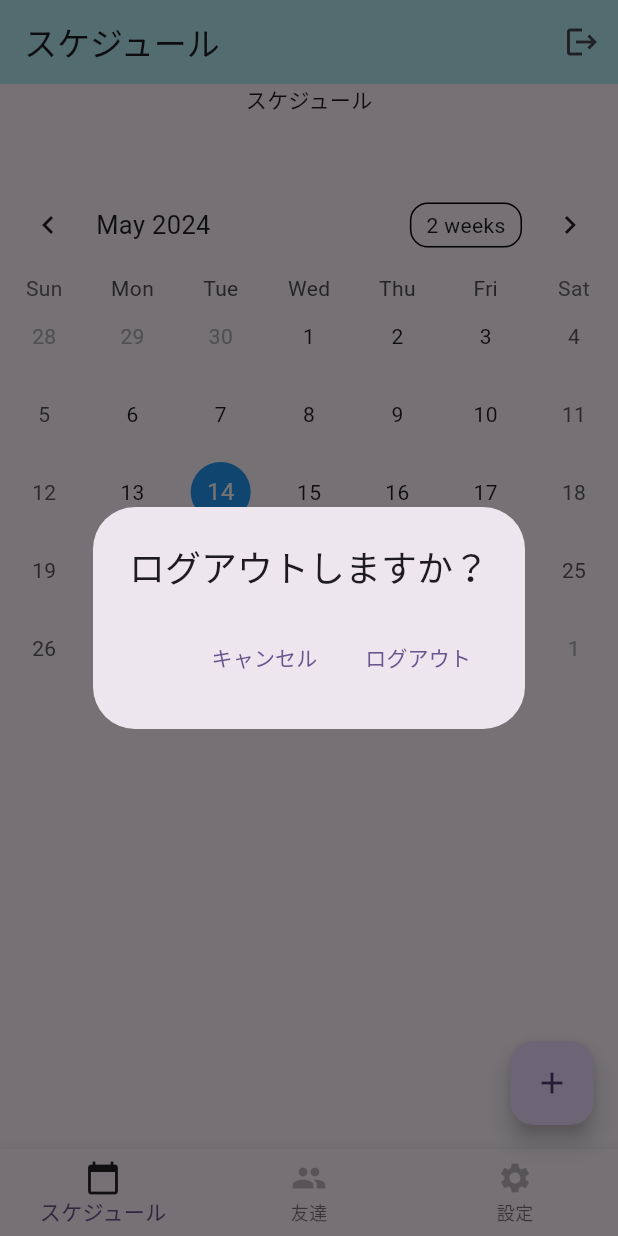
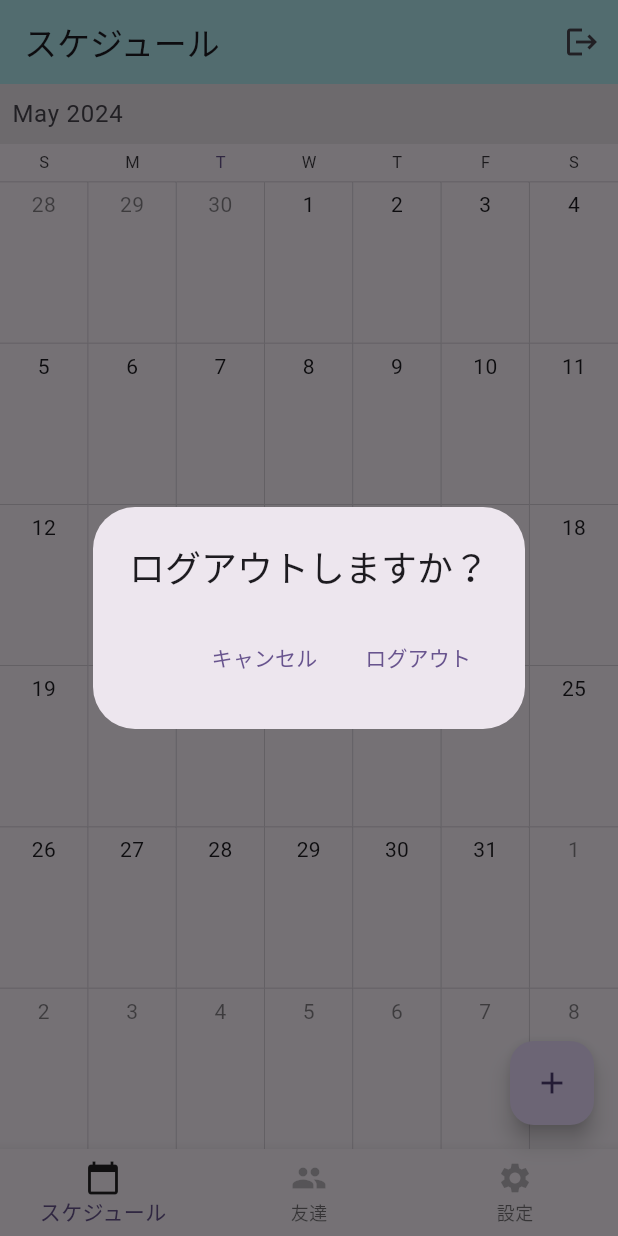
Before and after one commit to kawasaki-create/youniyou, a Flutter app: the screen it shows once a user with an empty profile is signed in, after a tap on the "logout" icon, on a phone screen of 412 x 824 dp. Run offline on Flutter 3.47's test engine with Material 3 defaults, Android fonts, the phone set to English and light mode, and no system bars; drawn by our look-alikes of syncfusion_flutter_calendar, table_calendar; our stand-ins replace cloud_firestore, firebase_auth, firebase_core, firebase_storage, flutter_hooks, google_sign_in and 6 more; missing offline and left inert: dart:ffi; accounts and stored records are empty.

Commit message:
カレンダーは一応出せた

```diff
--- a/lib/routes/home_route.dart
+++ b/lib/routes/home_route.dart
@@ -13,7 +13,7 @@ import 'package:google_sign_in/google_sign_in.dart';
 import 'package:youniyou/main.dart';
 import 'package:crypto/crypto.dart';
 import 'package:youniyou/todo.dart';
-import 'package:table_calendar/table_calendar.dart';
+import 'package:syncfusion_flutter_calendar/calendar.dart';
 import 'package:youniyou/plan.dart';
 import 'package:cloud_firestore/cloud_firestore.dart';
 
@@ -26,25 +26,20 @@ class Home extends HookConsumerWidget {
   Widget build(BuildContext context, WidgetRef ref) {
     final anonymousUser = ref.watch(anonymousUserProvider);
     final user = FirebaseAuth.instance.currentUser;
-    final selectedDate = useState(DateTime.now());
-    final calendarFormat = useState(CalendarFormat.month);
-    final todo = ref.watch(todoProvider);
-    const snackBar = SnackBar(
-      content: Text("ログアウトします"),
-    );
+    final events = useState<List<Meeting>>([]);
+    final isLoading = useState(true);
 
-    Future<void> _onDaySelected(DateTime day, DateTime focusedDay) async {
-      selectedDate.value = day;
-      final events = await FirebaseFirestore.instance.collection('todo').where('startDateTime', isLessThanOrEqualTo: day).where('endDateTime', isGreaterThanOrEqualTo: day).get();
+    useEffect(() {
+      Future.microtask(() async {
+        final loadedEvents = await _getAllEvents();
+        events.value = loadedEvents;
+        isLoading.value = false;
+      });
+      return null;
+    }, []);
 
-      if (events.docs.isNotEmpty) {
-        final event = events.docs.first;
-        final friendId = event['friendId'];
-        Navigator.push(
-          context,
-          MaterialPageRoute(builder: (context) => Plan(friendId: friendId)),
-        );
-      }
+    if (isLoading.value) {
+      return Center(child: CircularProgressIndicator());
     }
 
     return Scaffold(
@@ -87,7 +82,8 @@ class Home extends HookConsumerWidget {
                         ),
                       );
                     return Container();
-                    });
+                  },
+                );
               },
             ),
           IconButton(
@@ -108,12 +104,12 @@ class Home extends HookConsumerWidget {
                         TextButton(
                           onPressed: () async {
                             // ログアウト処理
-                            // 内部で保持しているログイン情報等が初期化される
-                            // （現時点ではログアウト時はこの処理を呼び出せばOKと、思うぐらいで大丈夫です）
                             await FirebaseAuth.instance.signOut();
 
                             // snackBarを表示し、非同期的に完了するまで待機
-                            await ScaffoldMessenger.of(context).showSnackBar(snackBar);
+                            await ScaffoldMessenger.of(context).showSnackBar(
+                              SnackBar(content: Text("ログアウトします")),
+                            );
 
                             // ログイン画面に遷移＋チャット画面を破棄
                             Navigator.of(context).pushReplacement(
@@ -131,94 +127,48 @@ class Home extends HookConsumerWidget {
           ),
         ],
       ),
-      body: SingleChildScrollView(
-        child: Column(
-          mainAxisAlignment: MainAxisAlignment.center,
-          children: [
-            Center(
-              child: Text('スケジュール'),
-            ),
-            Text(user?.uid ?? '未ログイン'),
-            Text(anonymousUser?.uid ?? ''),
-            TableCalendar(
-              firstDay: DateTime.utc(2023, 1, 1),
-              lastDay: DateTime.utc(2030, 12, 31),
-              focusedDay: selectedDate.value,
-              calendarFormat: calendarFormat.value,
-              onFormatChanged: (format) {
-                calendarFormat.value = format;
-              },
-              eventLoader: (day) {
-                return []; // ここで空のリストを返すようにします
-              },
-              onDaySelected: (selectedDay, focusedDay) {
-                selectedDate.value = selectedDay;
-                _navigateToEventDetails(selectedDay, context);
-              },
-              calendarStyle: CalendarStyle(
-                todayDecoration: BoxDecoration(
-                  color: Colors.blue,
-                  shape: BoxShape.circle,
-                ),
-                selectedDecoration: BoxDecoration(
-                  color: Colors.blue,
-                  shape: BoxShape.circle,
-                ),
-              ),
-            ),
-            // デバッグ
-            // Text('ここからデバッグのための予定追加確認'),
-            // Text(todo.toMap.toString()),
-            // ElevatedButton(
-            //   onPressed: () {
-            //     print(todo.toMap());
-            //   },
-            //   child: Text('まっぷ'),
-            // ),
-
-            /// デバッグ用ボタン群
-            // ElevatedButton(
-            //   onPressed: anonymousUser != null ? () => _linkAccount(context, ref) : null,
-            //   child: Text('アカウントリンク'),
-            // ),
-            // ElevatedButton(
-            //   onPressed: user != null ? () => _unlinkGoogleAccount(context, ref) : null,
-            //   child: Text('Googleアカウントの紐付けを解除'),
-            // ),
-            // ElevatedButton(
-            //   onPressed: () async {
-            //     await user?.delete();
-            //     Navigator.of(context).pushReplacement(
-            //       MaterialPageRoute(builder: (context) {
-            //         return LoginPage();
-            //       }),
-            //     );
-            //   },
-            //   child: Text('アカウント削除'),
-            // ),
-            // ElevatedButton(
-            //   onPressed: () {
-            //     Navigator.of(context).pushAndRemoveUntil(MaterialPageRoute(builder: (context) => MyApp()), (route) => false);
-            //   },
-            //   child: Text('最初の画面へ'),
-            // )
-          ],
+      body: SfCalendar(
+        view: CalendarView.month,
+        dataSource: MeetingDataSource(events.value),
+        monthViewSettings: MonthViewSettings(
+          appointmentDisplayMode: MonthAppointmentDisplayMode.appointment,
         ),
       ),
     );
   }
 
-  Future<void> _navigateToEventDetails(DateTime selectedDay, BuildContext context) async {
-    final events = await FirebaseFirestore.instance.collection('todo').where('startDateTime', isLessThanOrEqualTo: selectedDay).where('endDateTime', isGreaterThanOrEqualTo: selectedDay).get();
+  Future<List<Meeting>> _getAllEvents() async {
+    final snapshot = await FirebaseFirestore.instance.collection('todo').get();
+    final events = <Meeting>[];
 
-    if (events.docs.isNotEmpty) {
-      final event = events.docs.first;
-      final friendId = event['friendId'];
-      Navigator.push(
-        context,
-        MaterialPageRoute(builder: (context) => Plan(friendId: friendId)),
-      );
+    for (var doc in snapshot.docs) {
+      final data = doc.data();
+      final startDateTime = data['startDateTime'] != null ? (data['startDateTime'] as Timestamp).toDate() : null;
+      final endDateTime = data['endDateTime'] != null ? (data['endDateTime'] as Timestamp).toDate() : null;
+      final eventName = data['eventName'];
+      final friendId = data['friendId'] as String?;
+
+      if (startDateTime != null && endDateTime != null && friendId != null) {
+        final friendData = await _getFriendData(friendId);
+        events.add(Meeting(
+          eventName ?? '予定なし',
+          startDateTime,
+          endDateTime,
+          Color(friendData?['icon'] ?? 0xFF0000FF),
+          false,
+        ));
       }
+    }
+
+    return events;
+  }
+
+  Future<Map<String, dynamic>?> _getFriendData(String friendId) async {
+    final friendDoc = await FirebaseFirestore.instance.collection('friends').doc(friendId).get();
+    if (friendDoc.exists) {
+      return friendDoc.data();
+    }
+    return null;
   }
 
   String generateNonce([int length = 32]) {
@@ -388,3 +338,44 @@ class Home extends HookConsumerWidget {
     }
   }
 }
+
+class Meeting {
+  Meeting(this.eventName, this.from, this.to, this.background, this.isAllDay);
+
+  String eventName;
+  DateTime from;
+  DateTime to;
+  Color background;
+  bool isAllDay;
+}
+
+class MeetingDataSource extends CalendarDataSource {
+  MeetingDataSource(List<Meeting> source) {
+    appointments = source;
+  }
+
+  @override
+  DateTime getStartTime(int index) {
+    return appointments![index].from;
+  }
+
+  @override
+  DateTime getEndTime(int index) {
+    return appointments![index].to;
+  }
+
+  @override
+  String getSubject(int index) {
+    return appointments![index].eventName;
+  }
+
+  @override
+  Color getColor(int index) {
+    return appointments![index].background;
+  }
+
+  @override
+  bool isAllDay(int index) {
+    return appointments![index].isAllDay;
+  }
+}
--- a/pubspec.yaml
+++ b/pubspec.yaml
@@ -53,6 +53,7 @@ dependencies:
   path_provider:
   table_calendar:
   path_provider_foundation:
+  syncfusion_flutter_calendar:
 
 dev_dependencies:
   flutter_test:
```
Also changed, not shown: lib/plan.dart (+21 -10 lines), pubspec.lock. Lines whose indentation alone changed are shown as unchanged.
